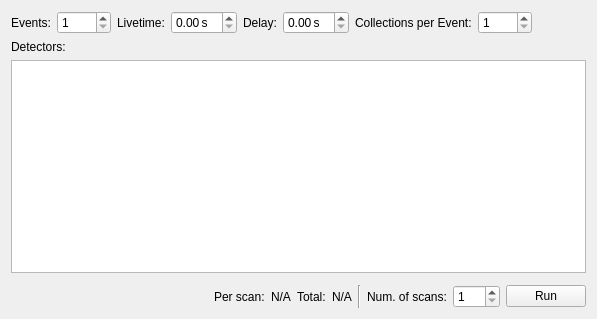
Before: the Qt Designer form src/firefly/plans/count.ui in spc-group/haven, drawn with Qt 5.
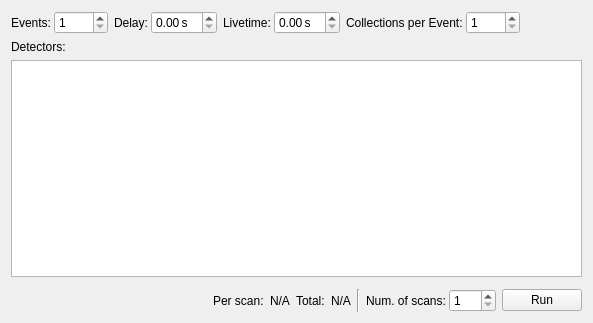
After: the same form once the commit is applied. Custom widgets are drawn as their Qt base class.

Commit message: Added livetime and collection_per_event controls to the grid scan Firefly window.

```diff
--- a/src/firefly/plans/count.ui
+++ b/src/firefly/plans/count.ui
@@ -6,8 +6,8 @@
    <rect>
     <x>0</x>
     <y>0</y>
-    <width>597</width>
-    <height>319</height>
+    <width>593</width>
+    <height>323</height>
    </rect>
   </property>
   <property name="windowTitle">
@@ -17,6 +17,11 @@
    <item>
     <layout class="QHBoxLayout" name="horizontalLayout_3">
      <item>
+      <layout class="QHBoxLayout" name="horizontalLayout_6">
+       <property name="spacing">
+        <number>3</number>
+       </property>
+       <item>
       <widget class="QLabel" name="label">
        <property name="text">
         <string>Events:</string>
@@ -36,23 +41,13 @@
        </property>
       </widget>
      </item>
-     <item>
-      <widget class="QLabel" name="label_5">
-       <property name="text">
-        <string>Livetime:</string>
-       </property>
-      </widget>
+      </layout>
      </item>
      <item>
-      <widget class="QDoubleSpinBox" name="livetime_spinbox">
-       <property name="toolTip">
-        <string>&lt;html&gt;&lt;head/&gt;&lt;body&gt;&lt;p&gt;How long should each exposure be. 0 means whatever is currently set.&lt;/p&gt;&lt;p&gt;&lt;br/&gt;&lt;/p&gt;&lt;/body&gt;&lt;/html&gt;</string>
+      <layout class="QHBoxLayout" name="horizontalLayout_4">
+       <property name="spacing">
+        <number>3</number>
        </property>
-       <property name="suffix">
-        <string> s</string>
-       </property>
-      </widget>
-     </item>
      <item>
       <widget class="QLabel" name="label_2">
        <property name="text">
@@ -70,6 +65,37 @@
        </property>
       </widget>
      </item>
+      </layout>
+     </item>
+     <item>
+      <layout class="QHBoxLayout" name="horizontalLayout_5">
+       <property name="spacing">
+        <number>3</number>
+       </property>
+       <item>
+        <widget class="QLabel" name="label_5">
+         <property name="text">
+          <string>Livetime:</string>
+         </property>
+        </widget>
+       </item>
+       <item>
+        <widget class="QDoubleSpinBox" name="livetime_spinbox">
+         <property name="toolTip">
+          <string>&lt;html&gt;&lt;head/&gt;&lt;body&gt;&lt;p&gt;How long should each exposure be. 0 means whatever is currently set.&lt;/p&gt;&lt;p&gt;&lt;br/&gt;&lt;/p&gt;&lt;/body&gt;&lt;/html&gt;</string>
+         </property>
+         <property name="suffix">
+          <string> s</string>
+         </property>
+        </widget>
+       </item>
+      </layout>
+     </item>
+     <item>
+      <layout class="QHBoxLayout" name="horizontalLayout">
+       <property name="spacing">
+        <number>3</number>
+       </property>
      <item>
       <widget class="QLabel" name="label_4">
        <property name="text">
@@ -96,6 +122,8 @@
        </property>
       </widget>
      </item>
+      </layout>
+     </item>
      <item>
       <spacer name="horizontalSpacer_2">
        <property name="orientation">
@@ -204,6 +232,11 @@
       </widget>
      </item>
      <item>
+      <layout class="QHBoxLayout" name="horizontalLayout_7">
+       <property name="spacing">
+        <number>3</number>
+       </property>
+       <item>
       <widget class="QLabel" name="label_11">
        <property name="toolTip">
         <string>Do this scan by multiple times</string>
@@ -225,6 +258,8 @@
         <number>999</number>
        </property>
       </widget>
+       </item>
+      </layout>
      </item>
      <item>
       <widget class="QueueButton" name="run_button">
```
Lines whose indentation alone changed are shown as unchanged. The commit also changes 7 other files.
